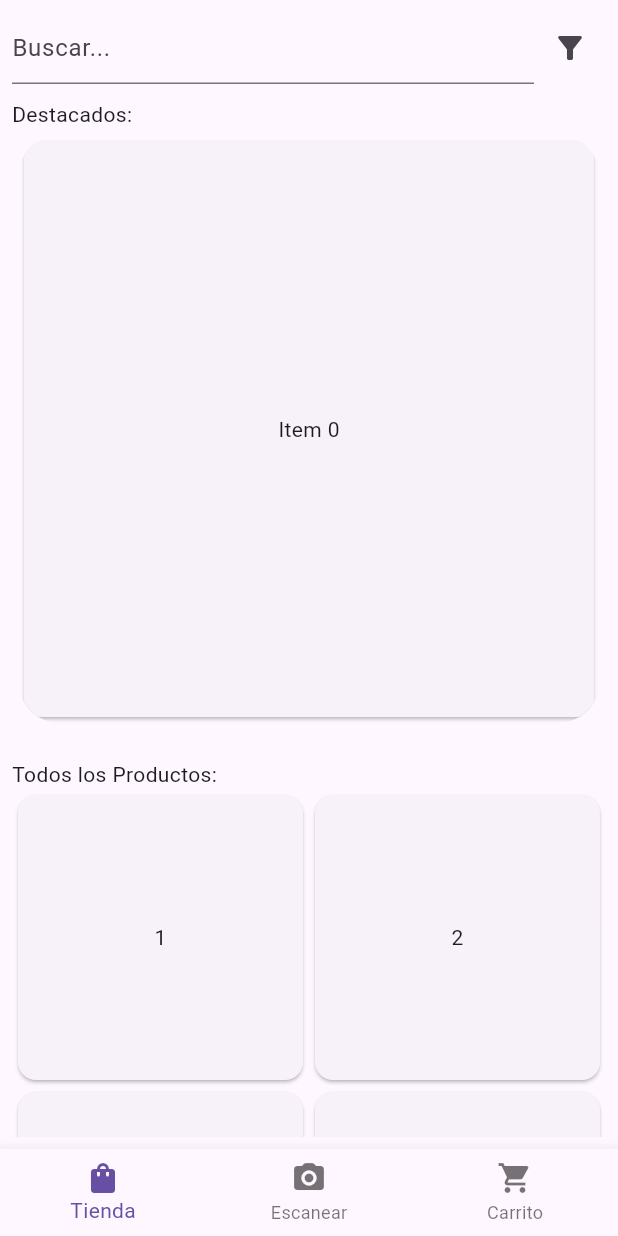
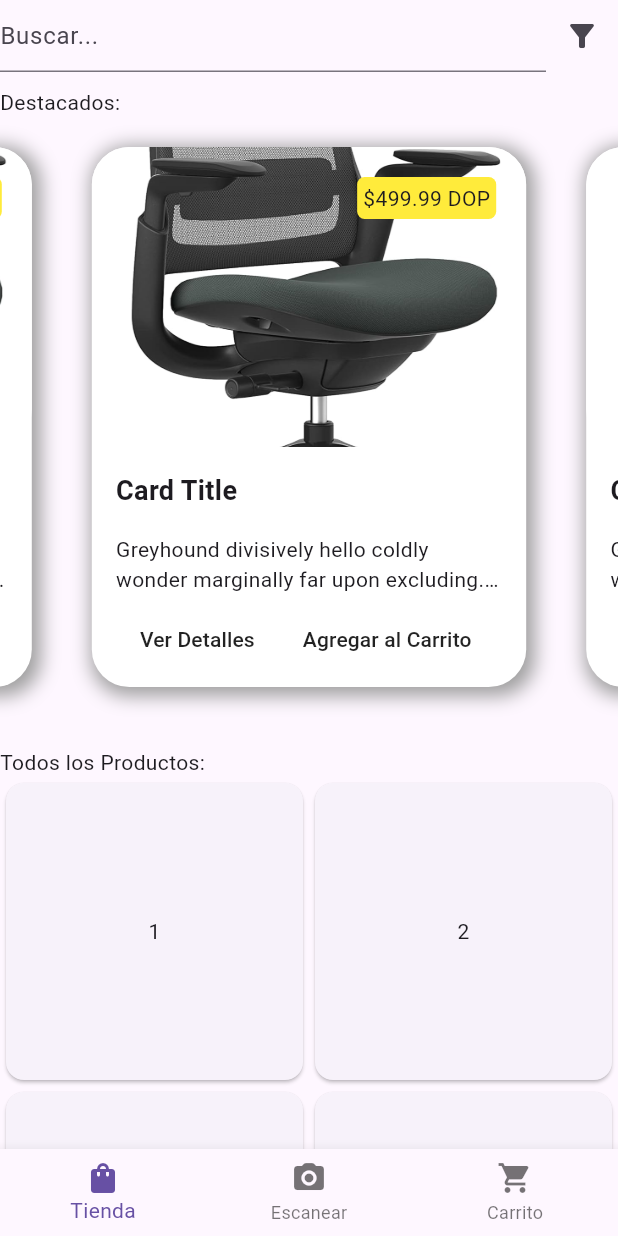
Before and after one commit to JoseRG03/RoomBox, a Flutter app: the AppRouter screen opened directly, on a phone screen of 412 x 824 dp. Run offline on Flutter 3.47's test engine with Material 3 defaults, Android fonts, the phone set to English and light mode, and no system bars; drawn by our look-alikes of carousel_slider.

Commit message:
feat: Featured items card mock created

```diff
--- a/lib/pages/app/store/home-page.dart
+++ b/lib/pages/app/store/home-page.dart
@@ -1,3 +1,4 @@
+import 'package:carousel_slider/carousel_slider.dart';
 import 'package:flutter/material.dart';
 
 class HomePage extends StatelessWidget {
@@ -5,13 +6,14 @@ class HomePage extends StatelessWidget {
 
   @override
   Widget build(BuildContext context) {
-    return Padding(
-        padding: const EdgeInsets.all(8.0),
-          child: Column(
+    return Column(
       children: [
         Row(
           children: [
-                  Expanded(child: TextField(decoration: InputDecoration(hintText: "Buscar..."),)),
+            Expanded(
+                child: TextField(
+              decoration: InputDecoration(hintText: "Buscar..."),
+            )),
             IconButton(onPressed: () {}, icon: Icon(Icons.filter_alt))
           ],
         ),
@@ -22,18 +24,121 @@ class HomePage extends StatelessWidget {
               Text('Destacados:'),
               SizedBox(
                 height: 400,
-                      child: CarouselView(
-                        itemExtent: double.infinity,
-                        scrollDirection: Axis.horizontal,
-                        children: List<Widget>.generate(10, (int index) {
-                          return Card(child: Center(child: Text('Item $index')));
-                        }),
-                      ),
+                child: TopItemsCarousel(),
               ),
               const SizedBox(height: 20),
               Text('Todos los Productos:'),
               ProductList(),
             ],
+          ),
+        ),
+      ],
+    );
+  }
+}
+
+class TopItemsCarousel extends StatelessWidget {
+  const TopItemsCarousel({
+    super.key,
+  });
+
+  @override
+  Widget build(BuildContext context) {
+    return CarouselSlider(
+      options: CarouselOptions(
+        height: 400,
+      ),
+      items: List<Widget>.generate(10, (int index) {
+        return FeaturedItemCard();
+      }),
+    );
+  }
+}
+
+class FeaturedItemCard extends StatelessWidget {
+  const FeaturedItemCard({
+    super.key,
+  });
+
+  @override
+  Widget build(BuildContext context) {
+    return Container(
+      margin: EdgeInsets.all(20),
+      decoration: BoxDecoration(
+        borderRadius: BorderRadius.circular(25),
+        color: Colors.white,
+        boxShadow: const [
+          BoxShadow(
+              color: Colors.grey,
+              offset: Offset(2.5, 2.5),
+              blurRadius: 10.0,
+              spreadRadius: 3.0)
+        ],
+      ),
+      child: Column(
+        crossAxisAlignment: CrossAxisAlignment.start,
+        children: [
+          Container(
+            height: 200,
+            width: double.infinity,
+            child: Stack(children: [
+              Positioned(
+                child: Container(
+                  child: Padding(
+                    padding: const EdgeInsets.all(4.0),
+                    child: Text('\$499.99 DOP'),
+                  ),
+                  decoration: BoxDecoration(
+                      color: Colors.yellow,
+                      borderRadius: BorderRadius.circular(5)),
+                ),
+                top: 20,
+                right: 20,
+              )
+            ]),
+            decoration: BoxDecoration(
+              borderRadius: BorderRadius.circular(25),
+              image: const DecorationImage(
+                  image: AssetImage(
+                      'assets/sample-furniture-images/work_chair.jpg'),
+                  fit: BoxFit.cover),
+            ),
+          ),
+          Expanded(
+            child: Padding(
+              padding: const EdgeInsets.only(
+                  top: 16.0, bottom: 8.0, left: 16.0, right: 16.0),
+              child: Column(
+                crossAxisAlignment: CrossAxisAlignment.start,
+                mainAxisAlignment: MainAxisAlignment.spaceBetween,
+                children: [
+                  Text(
+                    "Card Title",
+                    style: TextStyle(
+                        fontSize: 18, fontWeight: FontWeight.bold),
+                  ),
+                  SizedBox(height: 5),
+                  Text(
+                    'Greyhound divisively hello coldly wonder marginally far upon excluding. Greyhound divisively hello coldly wonder marginally far upon excluding.',
+                    maxLines: 2,
+                    overflow: TextOverflow.ellipsis,
+                  ),
+                  Row(
+                    children: [
+                      MaterialButton(
+                          onPressed: () {
+                            print('Ver detalles');
+                          },
+                          child: Text('Ver Detalles')),
+                      MaterialButton(
+                          onPressed: () {
+                            print('Carrito');
+                          },
+                          child: Text('Agregar al Carrito')),
+                    ],
+                  )
+                ],
+              ),
             ),
           ),
         ],
--- a/pubspec.yaml
+++ b/pubspec.yaml
@@ -35,6 +35,7 @@ dependencies:
   # The following adds the Cupertino Icons font to your application.
   # Use with the CupertinoIcons class for iOS style icons.
   cupertino_icons: ^1.0.8
+  carousel_slider: ^5.0.0
 
 dev_dependencies:
   flutter_test:
@@ -59,7 +60,8 @@ flutter:
   uses-material-design: true
 
   # To add assets to your application, add an assets section, like this:
-  # assets:
+  assets:
+    - assets/sample-furniture-images/
   #   - images/a_dot_burr.jpeg
   #   - images/a_dot_ham.jpeg
 
```
Also changed, not shown: assets/sample-furniture-images/work_chair.jpg (added), pubspec.lock. Lines whose indentation alone changed are shown as unchanged.
